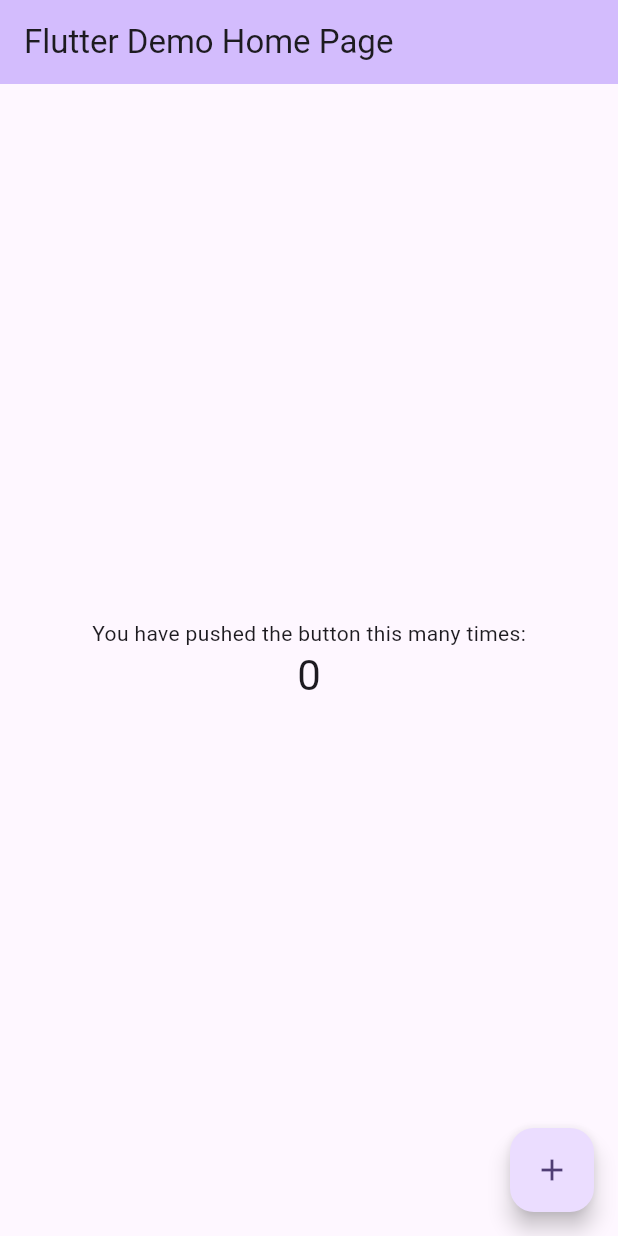
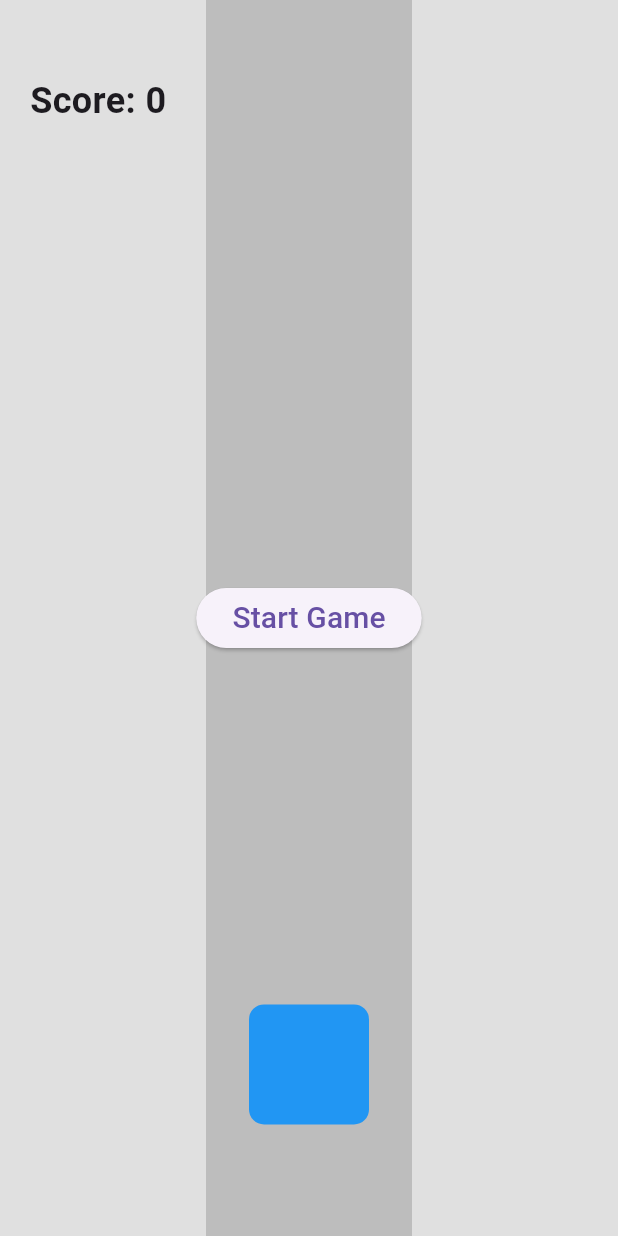
Before and after one commit to could-ai/01996056-5275-757c-883a-1cf9dd2577a2, a Flutter app: the screen it shows after launch, on a phone screen of 412 x 824 dp. Run offline on Flutter 3.47's test engine with Material 3 defaults, Android fonts, the phone set to English and light mode, and no system bars.

Commit message:
The main.dart file has been updated to launch the GameScreen as the home screen of the application. The default counter app has been removed, and the app title is now set to 'Subway Runner'. This provides a clean entry point for the game.; A new file, game_screen.dart, has been created to house the main game logic. It includes a stateful widget that manages the game state, a game loop driven by an AnimationController, player movement via gestures, obstacle generation, collision detection, and a scoring system. This file is the core of the game.; A new file, player.dart, has been created to define the Player widget. For now, it's a simple stateless widget represented by a blue container. This modular approach allows for easy replacement with a more complex player model or sprite in the future.; A new file, obstacle.dart, has been created for the Obstacle widget. Similar to the Player widget, it's a stateless widget represented by a red container. This makes it easy to later substitute with different types of obstacles or sprites.

```diff
--- /dev/null
+++ b/usr/lib/game_screen.dart
@@ -0,0 +1,192 @@
+import 'dart:async';
+import 'package:flutter/material.dart';
+import 'package:couldai_user_app/player.dart';
+import 'package:couldai_user_app/obstacle.dart';
+
+class GameScreen extends StatefulWidget {
+  const GameScreen({super.key});
+
+  @override
+  State<GameScreen> createState() => _GameScreenState();
+}
+
+class _GameScreenState extends State<GameScreen> with SingleTickerProviderStateMixin {
+  static const double playerWidth = 80.0;
+  static const double playerHeight = 80.0;
+  double playerX = 0; // -1 for left, 0 for middle, 1 for right
+
+  double obstacleX = 0;
+  double obstacleY = -1.5;
+  double obstacleWidth = 100.0;
+  double obstacleHeight = 100.0;
+
+  int score = 0;
+  bool isPlaying = false;
+  late AnimationController _controller;
+
+  @override
+  void initState() {
+    super.initState();
+    _controller = AnimationController(
+      vsync: this,
+      duration: const Duration(milliseconds: 10),
+    )..addListener(_gameLoop);
+  }
+
+  void _startGame() {
+    if (_controller.isAnimating) {
+      return;
+    }
+    setState(() {
+      isPlaying = true;
+      playerX = 0;
+      obstacleY = -1.5;
+      score = 0;
+      _generateRandomObstacle();
+    });
+    _controller.repeat();
+  }
+
+  void _gameLoop() {
+    if (!isPlaying) return;
+
+    setState(() {
+      obstacleY += 0.01;
+      if (obstacleY > 1.5) {
+        obstacleY = -1.5;
+        score++;
+        _generateRandomObstacle();
+      }
+
+      // Collision detection
+      if (obstacleY > 0.6 &&
+          (playerX * 150 - playerWidth / 2 < obstacleX * 150 + obstacleWidth / 2) &&
+          (playerX * 150 + playerWidth / 2 > obstacleX * 150 - obstacleWidth / 2)) {
+        _gameOver();
+      }
+    });
+  }
+
+  void _generateRandomObstacle() {
+      // For now, let's keep it simple
+      obstacleX = ([-1, 0, 1]..shuffle()).first.toDouble();
+  }
+
+  void _gameOver() {
+    _controller.stop();
+    setState(() {
+      isPlaying = false;
+    });
+    showDialog(
+      context: context,
+      barrierDismissible: false,
+      builder: (context) {
+        return AlertDialog(
+          title: const Text('Game Over'),
+          content: Text('Your score: $score'),
+          actions: [
+            TextButton(
+              onPressed: () {
+                Navigator.of(context).pop();
+                _startGame();
+              },
+              child: const Text('Restart'),
+            ),
+          ],
+        );
+      },
+    );
+  }
+
+  void _movePlayer(DragUpdateDetails details) {
+    if (!isPlaying) return;
+    setState(() {
+      playerX += details.delta.dx / (MediaQuery.of(context).size.width / 3);
+      if (playerX > 1) playerX = 1;
+      if (playerX < -1) playerX = -1;
+    });
+  }
+
+  void _onHorizontalDragEnd(DragEndDetails details) {
+    if (playerX.abs() < 0.5) {
+        setState(() {
+            playerX = 0;
+        });
+    } else {
+        setState(() {
+            playerX = playerX > 0 ? 1 : -1;
+        });
+    }
+  }
+
+
+  @override
+  void dispose() {
+    _controller.dispose();
+    super.dispose();
+  }
+
+  @override
+  Widget build(BuildContext context) {
+    return Scaffold(
+      body: GestureDetector(
+        onHorizontalDragUpdate: _movePlayer,
+        onHorizontalDragEnd: _onHorizontalDragEnd,
+        child: Stack(
+          children: [
+            // Background (lanes)
+            Positioned.fill(
+              child: Row(
+                children: [
+                  Expanded(child: Container(color: Colors.grey[300])),
+                  Expanded(child: Container(color: Colors.grey[400])),
+                  Expanded(child: Container(color: Colors.grey[300])),
+                ],
+              ),
+            ),
+
+            // Player
+            AnimatedContainer(
+              duration: const Duration(milliseconds: 100),
+              alignment: Alignment(playerX, 0.8),
+              child: const Player(
+                width: playerWidth,
+                height: playerHeight,
+              ),
+            ),
+
+            // Obstacle
+            if (isPlaying)
+              AnimatedContainer(
+                duration: const Duration(milliseconds: 0),
+                alignment: Alignment(obstacleX, obstacleY),
+                child: Obstacle(
+                  width: obstacleWidth,
+                  height: obstacleHeight,
+                ),
+              ),
+
+            // Score
+            Positioned(
+              top: 50,
+              left: 20,
+              child: Text(
+                'Score: $score',
+                style: const TextStyle(fontSize: 24, fontWeight: FontWeight.bold),
+              ),
+            ),
+
+            // Start Button
+            if (!isPlaying)
+              Center(
+                child: ElevatedButton(
+                  onPressed: _startGame,
+                  child: const Text('Start Game', style: TextStyle(fontSize: 20)),
+                ),
+              ),
+          ],
+        ),
+      ),
+    );
+  }
+}
--- a/usr/lib/main.dart
+++ b/usr/lib/main.dart
@@ -1,4 +1,5 @@
 import 'package:flutter/material.dart';
+import 'package:couldai_user_app/game_screen.dart';
 
 void main() {
   runApp(const MyApp());
@@ -7,114 +8,15 @@ void main() {
 class MyApp extends StatelessWidget {
   const MyApp({super.key});
 
-  // This widget is the root of your application.
   @override
   Widget build(BuildContext context) {
     return MaterialApp(
-      title: 'Flutter Demo',
+      title: 'Subway Runner',
       debugShowCheckedModeBanner: false,
       theme: ThemeData(
-        // This is the theme of your application.
-        //
-        // TRY THIS: Try running your application with "flutter run". You'll see
-        // the application has a purple toolbar. Then, without quitting the app,
-        // try changing the seedColor in the colorScheme below to Colors.green
-        // and then invoke "hot reload" (save your changes or press the "hot
-        // reload" button in a Flutter-supported IDE, or press "r" if you used
-        // the command line to start the app).
-        //
-        // Notice that the counter didn't reset back to zero; the application
-        // state is not lost during the reload. To reset the state, use hot
-        // restart instead.
-        //
-        // This works for code too, not just values: Most code changes can be
-        // tested with just a hot reload.
-        colorScheme: ColorScheme.fromSeed(seedColor: Colors.deepPurple),
+        primarySwatch: Colors.blue,
       ),
-      home: const MyHomePage(title: 'Flutter Demo Home Page'),
+      home: const GameScreen(),
     );
   }
 }
-
-class MyHomePage extends StatefulWidget {
-  const MyHomePage({super.key, required this.title});
-
-  // This widget is the home page of your application. It is stateful, meaning
-  // that it has a State object (defined below) that contains fields that affect
-  // how it looks.
-
-  // This class is the configuration for the state. It holds the values (in this
-  // case the title) provided by the parent (in this case the App widget) and
-  // used by the build method of the State. Fields in a Widget subclass are
-  // always marked "final".
-
-  final String title;
-
-  @override
-  State<MyHomePage> createState() => _MyHomePageState();
-}
-
-class _MyHomePageState extends State<MyHomePage> {
-  int _counter = 0;
-
-  void _incrementCounter() {
-    setState(() {
-      // This call to setState tells the Flutter framework that something has
-      // changed in this State, which causes it to rerun the build method below
-      // so that the display can reflect the updated values. If we changed
-      // _counter without calling setState(), then the build method would not be
-      // called again, and so nothing would appear to happen.
-      _counter++;
-    });
-  }
-
-  @override
-  Widget build(BuildContext context) {
-    // This method is rerun every time setState is called, for instance as done
-    // by the _incrementCounter method above.
-    //
-    // The Flutter framework has been optimized to make rerunning build methods
-    // fast, so that you can just rebuild anything that needs updating rather
-    // than having to individually change instances of widgets.
-    return Scaffold(
-      appBar: AppBar(
-        // TRY THIS: Try changing the color here to a specific color (to
-        // Colors.amber, perhaps?) and trigger a hot reload to see the AppBar
-        // change color while the other colors stay the same.
-        backgroundColor: Theme.of(context).colorScheme.inversePrimary,
-        // Here we take the value from the MyHomePage object that was created by
-        // the App.build method, and use it to set our appbar title.
-        title: Text(widget.title),
-      ),
-      body: Center(
-        // Center is a layout widget. It takes a single child and positions it
-        // in the middle of the parent.
-        child: Column(
-          // Column is also a layout widget. It takes a list of children and
-          // arranges them vertically. By default, it sizes itself to fit its
-          // children horizontally, and tries to be as tall as its parent.
-          //
-          // Column has various properties to control how it sizes itself and
-          // how it positions its children. Here we use mainAxisAlignment to
-          // center the children vertically; the main axis here is the vertical
-          // axis because Columns are vertical (the cross axis would be
-          // horizontal).
-          //
-          // TRY THIS: Invoke "debug painting" (choose the "Toggle Debug Paint"
-          // action in the IDE, or press "p" in the console), to see the
-          // wireframe for each widget.
-          mainAxisAlignment: MainAxisAlignment.center,
-          children: <Widget>[
-            const Text('You have pushed the button this many times:'),
-            Text('$_counter', style: Theme.of(context).textTheme.headlineMedium),
-          ],
-        ),
-      ),
-      floatingActionButton: FloatingActionButton(
-        onPressed: _incrementCounter,
-        tooltip: 'Increment',
-        child: const Icon(Icons.add),
-      ), // This trailing comma makes auto-formatting nicer for build methods.
-    );
-  }
-}
--- /dev/null
+++ b/usr/lib/player.dart
@@ -0,0 +1,20 @@
+import 'package:flutter/material.dart';
+
+class Player extends StatelessWidget {
+  final double width;
+  final double height;
+
+  const Player({super.key, required this.width, required this.height});
+
+  @override
+  Widget build(BuildContext context) {
+    return Container(
+      width: width,
+      height: height,
+      decoration: BoxDecoration(
+        color: Colors.blue,
+        borderRadius: BorderRadius.circular(10),
+      ),
+    );
+  }
+}
```
Also changed, not shown: usr/lib/obstacle.dart (added, +20 -0 lines).
